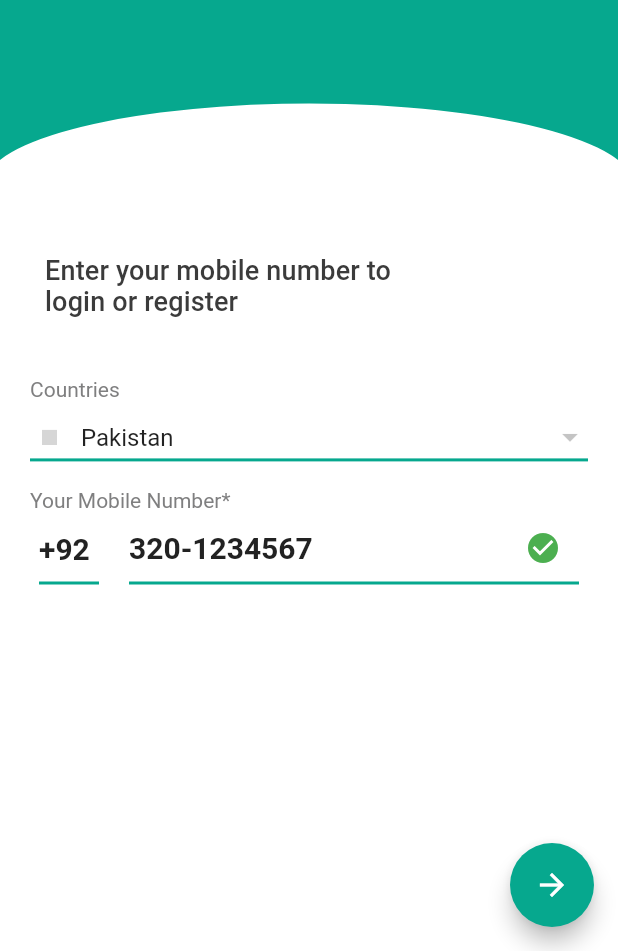
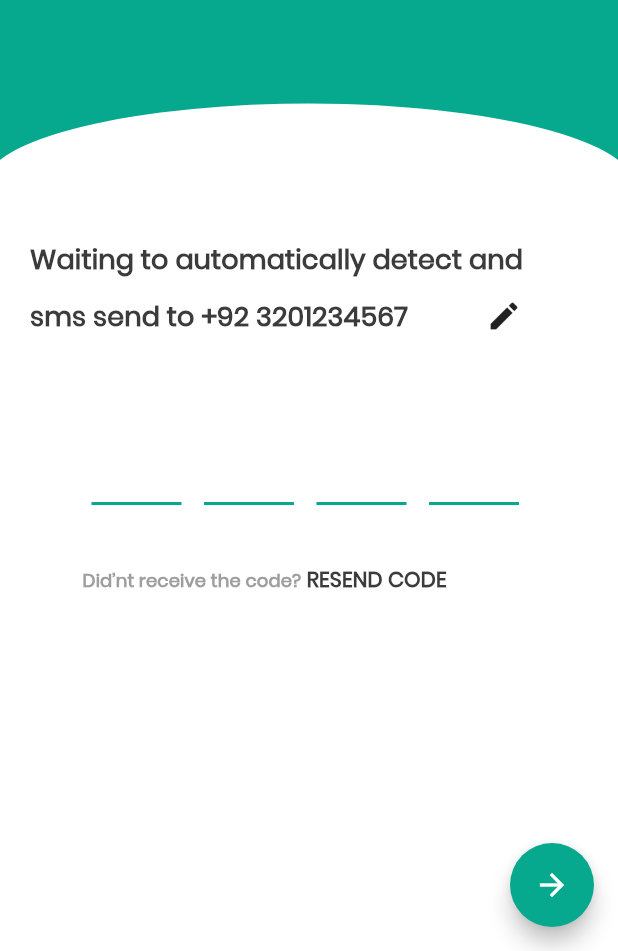
Before and after one commit to Huzaifaahmed20/100-days-of-flutter, a Flutter app: the screen it shows after launch, after a tap on the "arrow forward" icon, on a phone screen of 412 x 824 dp, the part 285-1236 px from its top. Run offline on Flutter 3.47's test engine with Material 2 defaults, Android fonts, the phone set to English and light mode, and no system bars; our stand-ins replace flutter_svg; network calls fail; grey boxes are pictures that could not be loaded.

Commit message:
DAY - 03 - make phone verify screen and refactor some code

```diff
--- a/lib/main.dart
+++ b/lib/main.dart
@@ -1,5 +1,9 @@
 import 'package:flutter/material.dart';
-import 'package:flutter_whatsapp_redesign/screens/Registration.dart';
+
+//screens
+import './screens/HomeScreen.dart';
+import './screens/PhoneVerifyScreen.dart';
+import './screens/Registration.dart';
 
 void main() => runApp(MyApp());
 
@@ -10,6 +14,7 @@ class MyApp extends StatelessWidget {
       debugShowCheckedModeBanner: false,
       title: 'Flutter Whatsapp Redesign',
       theme: ThemeData(
+        fontFamily: 'Poppins',
         primaryColor: Colors.green.shade500,
         textTheme: TextTheme(
           title: TextStyle(
@@ -20,9 +25,7 @@ class MyApp extends StatelessWidget {
             fontSize: 19,
           ),
           subtitle: TextStyle(
-            color: Colors.grey,
-            fontSize: 18,
-          ),
+              color: Colors.grey, fontSize: 18, fontWeight: FontWeight.bold),
         ),
         canvasColor: Colors.white,
         appBarTheme: AppBarTheme(
@@ -30,6 +33,10 @@ class MyApp extends StatelessWidget {
         ),
       ),
       home: RegistrationScreen(),
+      routes: {
+        PhoneVerifyScreen.routeName: (_) => PhoneVerifyScreen(),
+        HomeScreen.routeName: (_) => HomeScreen(),
+      },
     );
   }
 }
--- /dev/null
+++ b/lib/screens/HomeScreen.dart
@@ -0,0 +1,13 @@
+import 'package:flutter/material.dart';
+
+class HomeScreen extends StatelessWidget {
+  static const routeName = '/homescreen';
+  @override
+  Widget build(BuildContext context) {
+    return Scaffold(
+      body: Center(
+        child: Text('HOME'),
+      ),
+    );
+  }
+}
--- /dev/null
+++ b/lib/screens/PhoneVerifyScreen.dart
@@ -0,0 +1,110 @@
+import 'package:flutter/gestures.dart';
+import 'package:flutter/material.dart';
+
+//screen
+import '../screens/HomeScreen.dart';
+//widget
+import '../widgets/MainScreenHeader.dart';
+
+class PhoneVerifyScreen extends StatelessWidget {
+  static const routeName = '/verifyphone';
+  @override
+  Widget build(BuildContext context) {
+    return Scaffold(
+      floatingActionButton: FloatingActionButton(
+        backgroundColor: Color(0xff06A88E),
+        child: Icon(Icons.arrow_forward),
+        onPressed: () {
+          Navigator.of(context).pushNamed(HomeScreen.routeName);
+        },
+      ),
+      body: Column(
+        crossAxisAlignment: CrossAxisAlignment.stretch,
+        children: <Widget>[
+          MainScreenHeader(),
+          Padding(
+            padding: const EdgeInsets.only(left: 20, top: 20),
+            child: Text('Waiting to automatically detect and',
+                style: Theme.of(context).textTheme.subtitle.copyWith(
+                      color: Color(0xff3B3B3B),
+                    )),
+          ),
+          Padding(
+            padding: const EdgeInsets.only(left: 20),
+            child: Row(
+              children: <Widget>[
+                Text(
+                  'sms send to +92 3201234567',
+                  style: Theme.of(context).textTheme.subtitle.copyWith(
+                        color: Color(0xff3B3B3B),
+                      ),
+                ),
+                Padding(
+                  padding: const EdgeInsets.only(left: 40),
+                  child: IconButton(icon: Icon(Icons.edit), onPressed: () {}),
+                )
+              ],
+            ),
+          ),
+          Padding(
+            padding: const EdgeInsets.only(top: 50, right: 20),
+            child: Row(
+              mainAxisAlignment: MainAxisAlignment.center,
+              children: <Widget>[
+                codeField(context),
+                codeField(context),
+                codeField(context),
+                codeField(context),
+              ],
+            ),
+          ),
+          Padding(
+            padding: const EdgeInsets.only(left: 55, top: 40),
+            child: RichText(
+              text: TextSpan(
+                style:
+                    Theme.of(context).textTheme.subtitle.copyWith(fontSize: 12),
+                children: <TextSpan>[
+                  TextSpan(text: 'Did’nt receive the code?'),
+                  TextSpan(
+                    recognizer: TapGestureRecognizer()
+                      ..onTap = () => print('resend code'),
+                    text: ' RESEND CODE',
+                    style: Theme.of(context)
+                        .textTheme
+                        .subtitle
+                        .copyWith(color: Color(0xff3B3B3B), fontSize: 14),
+                  ),
+                ],
+              ),
+            ),
+          )
+        ],
+      ),
+    );
+  }
+}
+
+Widget codeField(BuildContext context) {
+  return Padding(
+    padding: const EdgeInsets.only(left: 15),
+    child: Container(
+      width: 60,
+      child: TextField(
+        textAlign: TextAlign.center,
+        style: Theme.of(context)
+            .textTheme
+            .subtitle
+            .copyWith(color: Color(0xff3B3B3B), fontSize: 20),
+        decoration: InputDecoration(
+          focusedBorder: UnderlineInputBorder(
+            borderSide: BorderSide(color: Color(0xff06A88E), width: 2),
+          ),
+          enabledBorder: UnderlineInputBorder(
+            borderSide: BorderSide(color: Color(0xff06A88E), width: 2),
+          ),
+        ),
+      ),
+    ),
+  );
+}
--- a/lib/screens/Registration.dart
+++ b/lib/screens/Registration.dart
@@ -1,44 +1,26 @@
 import 'package:flutter/material.dart';
-import 'package:flutter_svg/flutter_svg.dart';
-import 'package:flutter_whatsapp_redesign/widgets/CustomDropDown.dart';
-import '../utils/countriesData.dart';
+
+//screen
+import '../screens/PhoneVerifyScreen.dart';
+
+//widgets
+import '../widgets/MainScreenHeader.dart';
+import '../widgets/CountriesDropDownField.dart';
 
 class RegistrationScreen extends StatelessWidget {
   @override
   Widget build(BuildContext context) {
     return Scaffold(
-
       floatingActionButton: FloatingActionButton(
         backgroundColor: Color(0xff06A88E),
         child: Icon(Icons.arrow_forward),
-        onPressed: () {},
+        onPressed: () {
+          Navigator.of(context).pushNamed(PhoneVerifyScreen.routeName);
+        },
       ),
       body: Column(
         children: <Widget>[
-          ClipPath(
-            child: Container(
-              height: MediaQuery.of(context).size.height / 2.5,
-              color: Color(0xff06A88E),
-              child: Row(
-                mainAxisAlignment: MainAxisAlignment.center,
-
-                children: <Widget>[
-                  Image.asset(
-                    'assets/images/whatsappLogo.png',
-                    height: 50,
-                  ),
-                  SizedBox(
-                    width: 20,
-                  ),
-                  Image.asset(
-                    'assets/images/WhatsAppText.png',
-                    height: 50,
-                  ),
-                ],
-              ),
-            ),
-            clipper: BottomWaveClipper(),
-          ),
+          MainScreenHeader(),
           Expanded(
             child: Column(
               crossAxisAlignment: CrossAxisAlignment.stretch,
@@ -78,7 +60,7 @@ class RegistrationScreen extends StatelessWidget {
                         decoration: new InputDecoration(
                           hintText: '+92',
                           hintStyle: TextStyle(
-                              color: Color(0xff222222),
+                              color: Color(0xff7F7F80),
                               fontSize: 20,
                               fontWeight: FontWeight.bold),
                           enabledBorder: new UnderlineInputBorder(
@@ -99,7 +81,7 @@ class RegistrationScreen extends StatelessWidget {
                           ),
                           hintText: '320-1234567',
                           hintStyle: TextStyle(
-                              color: Color(0xff222222),
+                              color: Color(0xff7F7F80),
                               fontSize: 20,
                               fontWeight: FontWeight.bold),
                           enabledBorder: new UnderlineInputBorder(
@@ -119,91 +101,3 @@ class RegistrationScreen extends StatelessWidget {
     );
   }
 }
-
-class CountriesDropDown extends StatelessWidget {
-  List<DropdownMenuItem<String>> countriesOption() {
-    return countries.map((item) {
-      return DropdownMenuItem<String>(
-        value: item['alpha2Code'],
-        child: Row(
-          children: <Widget>[
-            Padding(
-              padding: const EdgeInsets.all(8.0),
-              child: SvgPicture.network(
-                item['flag'],
-                height: 10,
-                width: 10,
-                placeholderBuilder: (BuildContext context) => Container(
-                  padding: const EdgeInsets.all(30.0),
-                  child: const CircularProgressIndicator(),
-                ),
-              ),
-            ),
-            Padding(
-              padding: const EdgeInsets.all(8.0),
-              child: Text(item['name']),
-            ),
-          ],
-        ),
-      );
-    }).toList();
-  }
-
-  const CountriesDropDown({
-    Key key,
-  }) : super(key: key);
-
-  @override
-  Widget build(BuildContext context) {
-    return Padding(
-      padding: const EdgeInsets.symmetric(horizontal: 20),
-      child: CustomDropDown(
-        label: Row(
-          children: <Widget>[
-            Padding(
-              padding: const EdgeInsets.all(8.0),
-              child: SvgPicture.network(
-                countries[0]['flag'],
-                height: 50,
-                width: 50,
-                placeholderBuilder: (BuildContext context) => Container(
-                  padding: const EdgeInsets.all(10.0),
-                  child: const CircularProgressIndicator(),
-                ),
-              ),
-            ),
-            Padding(
-              padding: const EdgeInsets.all(8.0),
-              child: Text(
-                countries[0]['name'],
-                style: TextStyle(color: Color(0xff222222), fontSize: 50),
-              ),
-            ),
-          ],
-        ), //todo: show initial country
-        options: countriesOption(),
-        handleChange: (val) {},
-      ),
-    );
-  }
-}
-
-class BottomWaveClipper extends CustomClipper<Path> {
-  @override
- Path getClip(Size size) {
-    // Arranca desde la punta topLeft
-    Path path = Path();
-    path.lineTo(0, size.height * .9);
-    path.arcToPoint(
-      Offset(size.width, size.height),
-      radius: Radius.elliptical(20, 5),
-    );
-    path.lineTo(size.width, 0);
-
-    path.close();
-    return path;
-  }
-
-  @override
-  bool shouldReclip(CustomClipper<Path> oldClipper) => false;
-}
--- /dev/null
+++ b/lib/widgets/CountriesDropDownField.dart
@@ -0,0 +1,72 @@
+import 'package:flutter/material.dart';
+import '../utils/countriesData.dart';
+import 'package:flutter_svg/flutter_svg.dart';
+import 'package:flutter_whatsapp_redesign/widgets/CustomDropDown.dart';
+
+class CountriesDropDown extends StatelessWidget {
+  List<DropdownMenuItem<String>> countriesOption() {
+    return countries.map((item) {
+      return DropdownMenuItem<String>(
+        value: item['alpha2Code'],
+        child: Row(
+          children: <Widget>[
+            Padding(
+              padding: const EdgeInsets.all(8.0),
+              child: SvgPicture.network(
+                item['flag'],
+                height: 10,
+                width: 10,
+                placeholderBuilder: (BuildContext context) => Container(
+                  padding: const EdgeInsets.all(30.0),
+                  child: const CircularProgressIndicator(),
+                ),
+              ),
+            ),
+            Padding(
+              padding: const EdgeInsets.all(8.0),
+              child: Text(item['name']),
+            ),
+          ],
+        ),
+      );
+    }).toList();
+  }
+
+  const CountriesDropDown({
+    Key key,
+  }) : super(key: key);
+
+  @override
+  Widget build(BuildContext context) {
+    return Padding(
+      padding: const EdgeInsets.symmetric(horizontal: 20),
+      child: CustomDropDown(
+        label: Row(
+          children: <Widget>[
+            Padding(
+              padding: const EdgeInsets.all(8.0),
+              child: SvgPicture.network(
+                countries[0]['flag'],
+                height: 50,
+                width: 50,
+                placeholderBuilder: (BuildContext context) => Container(
+                  padding: const EdgeInsets.all(10.0),
+                  child: const CircularProgressIndicator(),
+                ),
+              ),
+            ),
+            Padding(
+              padding: const EdgeInsets.all(8.0),
+              child: Text(
+                countries[0]['name'],
+                style: TextStyle(color: Color(0xff222222), fontSize: 50),
+              ),
+            ),
+          ],
+        ), //todo: show initial country
+        options: countriesOption(),
+        handleChange: (val) {},
+      ),
+    );
+  }
+}
--- /dev/null
+++ b/lib/widgets/MainScreenHeader.dart
@@ -0,0 +1,56 @@
+import 'package:flutter/material.dart';
+
+class MainScreenHeader extends StatelessWidget {
+  const MainScreenHeader({
+    Key key,
+  }) : super(key: key);
+
+  @override
+  Widget build(BuildContext context) {
+    return ClipPath(
+      child: Container(
+        height: MediaQuery.of(context).size.height / 2.5,
+        color: Color(0xff06A88E),
+        child: Row(
+          mainAxisAlignment: MainAxisAlignment.center,
+          children: <Widget>[
+            Image.asset(
+              'assets/images/whatsappLogo.png',
+              height: 50,
+            ),
+            SizedBox(
+              width: 20,
+            ),
+            Image.asset(
+              'assets/images/WhatsAppText.png',
+              height: 50,
+            ),
+          ],
+        ),
+      ),
+      clipper: BottomWaveClipper(),
+    );
+  }
+}
+
+
+
+class BottomWaveClipper extends CustomClipper<Path> {
+  @override
+  Path getClip(Size size) {
+    // Arranca desde la punta topLeft
+    Path path = Path();
+    path.lineTo(0, size.height * .9);
+    path.arcToPoint(
+      Offset(size.width, size.height),
+      radius: Radius.elliptical(20, 5),
+    );
+    path.lineTo(size.width, 0);
+
+    path.close();
+    return path;
+  }
+
+  @override
+  bool shouldReclip(CustomClipper<Path> oldClipper) => false;
+}
```
Also changed, not shown: pubspec.yaml (+4 -6 lines), assets/fonts/Poppins.ttf (added), 4 other files.
